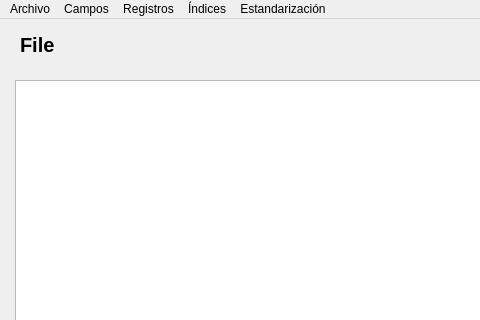
Qt form MainWindow.ui (carlosvelaquez/ProyectoEDII) before a commit; both pictures show x 0 to 480 and y 0 to 320 of the 843 by 465 pixel window.
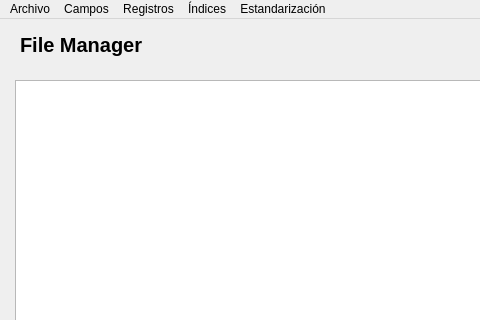
The same form after that commit.

Patch:
```diff
--- a/MainWindow.ui
+++ b/MainWindow.ui
@@ -44,7 +44,7 @@
      </font>
     </property>
     <property name="text">
-     <string>File</string>
+     <string>File Manager</string>
     </property>
    </widget>
    <widget class="QLabel" name="label_2">
```
